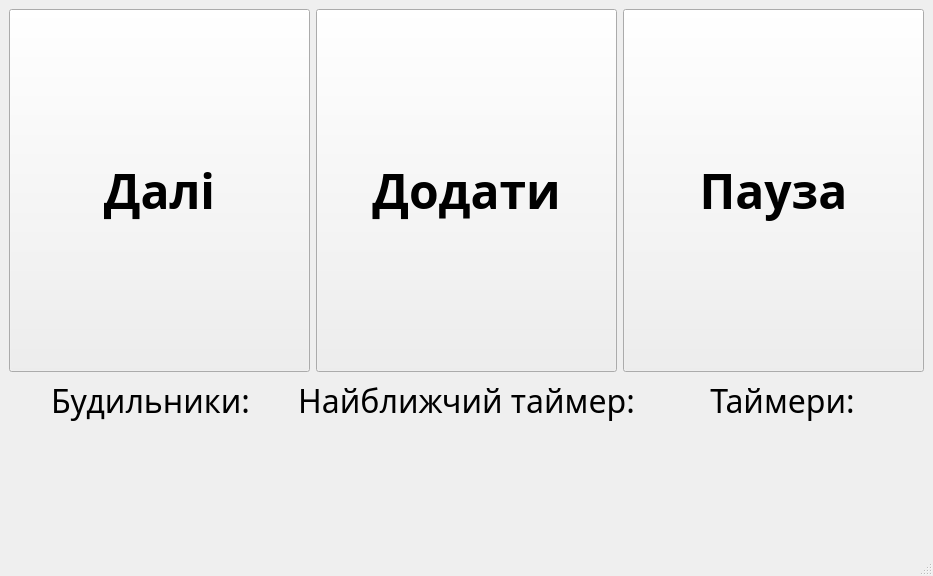
This is 3 semester/OOOPLab2/mainwindow.ui in NaturalStupidlty/uni as Qt 5 draws it before an edit. The edited form follows.
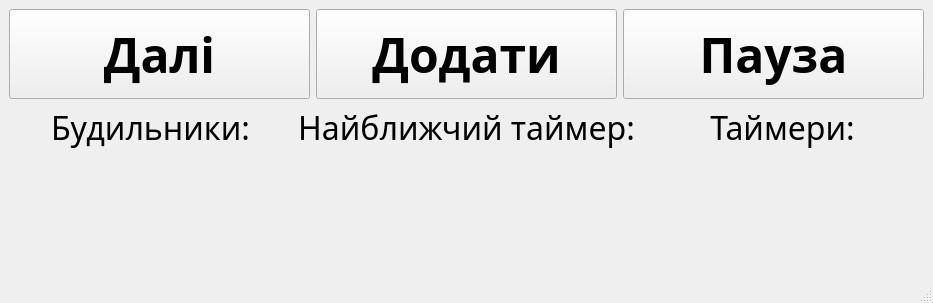
This is the edited form.

```diff
--- a/3 semester/OOOPLab2/mainwindow.ui
+++ b/3 semester/OOOPLab2/mainwindow.ui
@@ -7,7 +7,7 @@
     <x>0</x>
     <y>0</y>
     <width>933</width>
-    <height>576</height>
+    <height>303</height>
    </rect>
   </property>
   <property name="windowTitle">
@@ -184,6 +184,12 @@
              <layout class="QVBoxLayout" name="nearestTimer">
               <item>
                <widget class="QLabel" name="timerTime">
+                <property name="sizePolicy">
+                 <sizepolicy hsizetype="Preferred" vsizetype="Preferred">
+                  <horstretch>0</horstretch>
+                  <verstretch>0</verstretch>
+                 </sizepolicy>
+                </property>
                 <property name="minimumSize">
                  <size>
                   <width>0</width>
```
